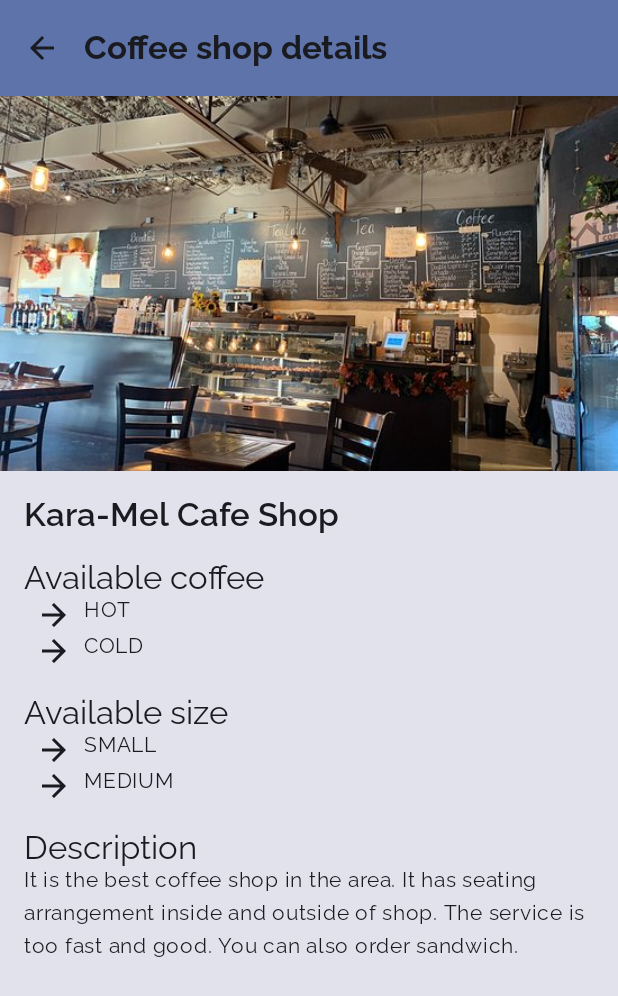
After one commit to FaaiqKhan/MyCity, an Android app built with Jetpack Compose: the CoffeeDetailScreen screen opened through its navigation route, on a phone screen of 412 x 824 dp. The commit adds this screen. Shown: the top 996 px of the screen. Run offline under Robolectric (Android 15) with nearby library versions, the phone set to English and light mode, and no system bars; our stand-ins replace window size class.

Commit message:
detail navigation screens added

```diff
--- a/app/src/main/java/com/androidbasics/mycity/data/Enums.kt
+++ b/app/src/main/java/com/androidbasics/mycity/data/Enums.kt
@@ -26,4 +26,9 @@ enum class Screens(@StringRes val title: Int) {
     KID_FRIENDLY_PLACES(title = R.string.kid_friendly_places),
     PARKS(title = R.string.parks),
     SHOPPING_CENTERS(title = R.string.shopping_center),
+    COFFEE_SHOP_DETAILS(title = R.string.coffee_shop_details),
+    RESTAURANT_DETAILS(title = R.string.restaurant_details),
+    KID_FRIENDLY_PLACE_DETAILS(title = R.string.kid_friendly_place_details),
+    PARK_DETAILS(title = R.string.park_details),
+    SHOPPING_CENTER_DETAILS(title = R.string.shopping_center_details)
 }
--- /dev/null
+++ b/app/src/main/java/com/androidbasics/mycity/ui/CoffeeDetailScreen.kt
@@ -0,0 +1,102 @@
+package com.androidbasics.mycity.ui
+
+import android.content.res.Configuration.UI_MODE_NIGHT_NO
+import android.content.res.Configuration.UI_MODE_NIGHT_YES
+import androidx.compose.foundation.background
+import androidx.compose.foundation.layout.*
+import androidx.compose.material.icons.Icons
+import androidx.compose.material.icons.filled.ArrowForward
+import androidx.compose.material3.*
+import androidx.compose.runtime.Composable
+import androidx.compose.ui.Modifier
+import androidx.compose.ui.res.dimensionResource
+import androidx.compose.ui.res.stringResource
+import androidx.compose.ui.tooling.preview.Preview
+import com.androidbasics.mycity.R
+import com.androidbasics.mycity.data.CoffeeShop
+import com.androidbasics.mycity.data.local.CoffeeShopDataProvider
+import com.androidbasics.mycity.ui.common.*
+import com.androidbasics.mycity.ui.theme.MyCityTheme
+
+@Composable
+fun CoffeeDetailScreen(coffeeShop: CoffeeShop, modifier: Modifier = Modifier) {
+    Column(
+        modifier = modifier
+            .fillMaxWidth()
+            .background(color = MaterialTheme.colorScheme.surfaceVariant),
+        verticalArrangement = Arrangement.spacedBy(dimensionResource(id = R.dimen.padding_medium)),
+    ) {
+        DetailScreenImageViewer(imageId = coffeeShop.image)
+        PlaceName(nameId = coffeeShop.name)
+        Column(
+            modifier = Modifier.padding(horizontal = dimensionResource(id = R.dimen.padding_medium))
+        ) {
+            Text(
+                text = "Available coffee ",
+                style = MaterialTheme.typography.bodyLarge,
+                color = MaterialTheme.colorScheme.onSurface
+            )
+            coffeeShop.availableCoffeeType.forEach {
+                Row(
+                    modifier = Modifier.padding(start = dimensionResource(id = R.dimen.padding_small))
+                ) {
+                    Icon(
+                        imageVector = Icons.Default.ArrowForward,
+                        contentDescription = null,
+                        modifier = Modifier.padding(
+                            end = dimensionResource(
+                                id = R.dimen.padding_small
+                            )
+                        ),
+                        tint = MaterialTheme.colorScheme.onSurface
+                    )
+                    Text(
+                        text = it.name,
+                        style = MaterialTheme.typography.bodyMedium,
+                        color = MaterialTheme.colorScheme.onSurface
+                    )
+                }
+            }
+        }
+        Column(
+            modifier = Modifier.padding(horizontal = dimensionResource(id = R.dimen.padding_medium))
+        ) {
+            Text(
+                text = "Available size",
+                style = MaterialTheme.typography.bodyLarge,
+                color = MaterialTheme.colorScheme.onSurface
+            )
+            coffeeShop.availableCoffeeSize.forEach {
+                Row(
+                    modifier = Modifier.padding(start = dimensionResource(id = R.dimen.padding_small))
+                ) {
+                    Icon(
+                        imageVector = Icons.Default.ArrowForward,
+                        contentDescription = null,
+                        modifier = Modifier.padding(
+                            end = dimensionResource(
+                                id = R.dimen.padding_small
+                            )
+                        ),
+                        tint = MaterialTheme.colorScheme.onSurface
+                    )
+                    Text(
+                        text = it.name,
+                        style = MaterialTheme.typography.bodyMedium,
+                        color = MaterialTheme.colorScheme.onSurface
+                    )
+                }
+            }
+        }
+        PlaceDescription(descriptionId = coffeeShop.description)
+    }
+}
+
+@Preview(name = "Light theme", showBackground = true, uiMode = UI_MODE_NIGHT_NO)
+@Preview(name = "Dark theme", showBackground = true, uiMode = UI_MODE_NIGHT_YES)
+@Composable
+fun CoffeeDetailScreenPreview() {
+    MyCityTheme {
+        CoffeeDetailScreen(coffeeShop = CoffeeShopDataProvider.defaultCoffee)
+    }
+}
--- a/app/src/main/java/com/androidbasics/mycity/ui/MyCityApp.kt
+++ b/app/src/main/java/com/androidbasics/mycity/ui/MyCityApp.kt
@@ -50,13 +50,16 @@ fun MyCityApp(
                 RecommendationScreen(
                     recommendations = RecommendationDataProvider.recommendations,
                     modifier = screenModifier
-                ) { place ->  navController.navigate(route = place.screen.name)}
+                ) { place -> navController.navigate(route = place.screen.name) }
             }
             composable(route = Screens.COFFEE_SHOPS.name) {
                 PlaceScreen(
                     places = CoffeeShopDataProvider.coffees,
                     modifier = screenModifier
-                ) { /* TODO: navigate to screen according to selected place*/ }
+                ) {
+                    // TODO: set value in viewModel then navigate to detail screen
+                    navController.navigate(route = Screens.COFFEE_SHOP_DETAILS.name)
+                }
             }
             composable(route = Screens.RESTAURANTS.name) {
                 PlaceScreen(
@@ -83,6 +86,13 @@ fun MyCityApp(
                         .fillMaxHeight()
                         .padding(all = dimensionResource(R.dimen.padding_small))
                 ) { /* TODO: navigate to screen according to selected place*/ }
+            }
+            composable(route = Screens.COFFEE_SHOP_DETAILS.name) {
+                // TODO: pass viewModel as parameter so we get updated value
+                CoffeeDetailScreen(
+                    coffeeShop = CoffeeShopDataProvider.defaultCoffee,
+                    modifier = Modifier.fillMaxHeight()
+                )
             }
         }
     }
--- /dev/null
+++ b/app/src/main/java/com/androidbasics/mycity/ui/common/DetailScreenImageViewer.kt
@@ -0,0 +1,24 @@
+package com.androidbasics.mycity.ui.common
+
+import androidx.annotation.DrawableRes
+import androidx.compose.foundation.Image
+import androidx.compose.foundation.layout.fillMaxWidth
+import androidx.compose.foundation.layout.height
+import androidx.compose.runtime.Composable
+import androidx.compose.ui.Modifier
+import androidx.compose.ui.layout.ContentScale
+import androidx.compose.ui.res.dimensionResource
+import androidx.compose.ui.res.painterResource
+import com.androidbasics.mycity.R
+
+@Composable
+fun DetailScreenImageViewer(@DrawableRes imageId: Int) {
+    Image(
+        painter = painterResource(id = imageId),
+        contentDescription = null,
+        contentScale = ContentScale.FillWidth,
+        modifier = Modifier
+            .fillMaxWidth()
+            .height(dimensionResource(id = R.dimen.card_image_height_details)),
+    )
+}
--- /dev/null
+++ b/app/src/main/java/com/androidbasics/mycity/ui/common/PlaceDescription.kt
@@ -0,0 +1,30 @@
+package com.androidbasics.mycity.ui.common
+
+import androidx.annotation.StringRes
+import androidx.compose.foundation.layout.Column
+import androidx.compose.foundation.layout.padding
+import androidx.compose.material3.MaterialTheme
+import androidx.compose.material3.Text
+import androidx.compose.runtime.Composable
+import androidx.compose.ui.Modifier
+import androidx.compose.ui.res.dimensionResource
+import androidx.compose.ui.res.stringResource
+import com.androidbasics.mycity.R
+
+@Composable
+fun PlaceDescription(@StringRes descriptionId: Int) {
+    Column(
+        modifier = Modifier.padding(horizontal = dimensionResource(id = R.dimen.padding_medium))
+    ) {
+        Text(
+            text = "Description",
+            style = MaterialTheme.typography.bodyLarge,
+            color = MaterialTheme.colorScheme.onSurface,
+        )
+        Text(
+            text = stringResource(id = descriptionId),
+            style = MaterialTheme.typography.bodyMedium,
+            color = MaterialTheme.colorScheme.onSurface,
+        )
+    }
+}
--- /dev/null
+++ b/app/src/main/java/com/androidbasics/mycity/ui/common/PlaceName.kt
@@ -0,0 +1,21 @@
+package com.androidbasics.mycity.ui.common
+
+import androidx.annotation.StringRes
+import androidx.compose.foundation.layout.padding
+import androidx.compose.material3.MaterialTheme
+import androidx.compose.material3.Text
+import androidx.compose.runtime.Composable
+import androidx.compose.ui.Modifier
+import androidx.compose.ui.res.dimensionResource
+import androidx.compose.ui.res.stringResource
+import com.androidbasics.mycity.R
+
+@Composable
+fun PlaceName(@StringRes nameId: Int) {
+    Text(
+        text = stringResource(id = nameId),
+        style = MaterialTheme.typography.labelLarge,
+        modifier = Modifier.padding(horizontal = dimensionResource(id = R.dimen.padding_medium)),
+        color = MaterialTheme.colorScheme.onSurface
+    )
+}
--- a/app/src/main/res/values/strings.xml
+++ b/app/src/main/res/values/strings.xml
@@ -96,4 +96,11 @@
     <string name="shopping_center">Shopping Centers</string>
 
     <string name="back_button">Back</string>
+
+    // Details screen titles
+    <string name="coffee_shop_details">Coffee shop details</string>
+    <string name="restaurant_details">Restaurant details</string>
+    <string name="kid_friendly_place_details">Kid Friendly Place details</string>
+    <string name="park_details">Park details</string>
+    <string name="shopping_center_details">Shopping center details</string>
 </resources>
```
Also changed, not shown: app/src/main/java/com/androidbasics/mycity/ui/KidFriendlyPlaceDetailScreen.kt (added, +60 -0 lines), app/src/main/java/com/androidbasics/mycity/ui/RestaurantDetailScreen.kt (added, +100 -0 lines).
